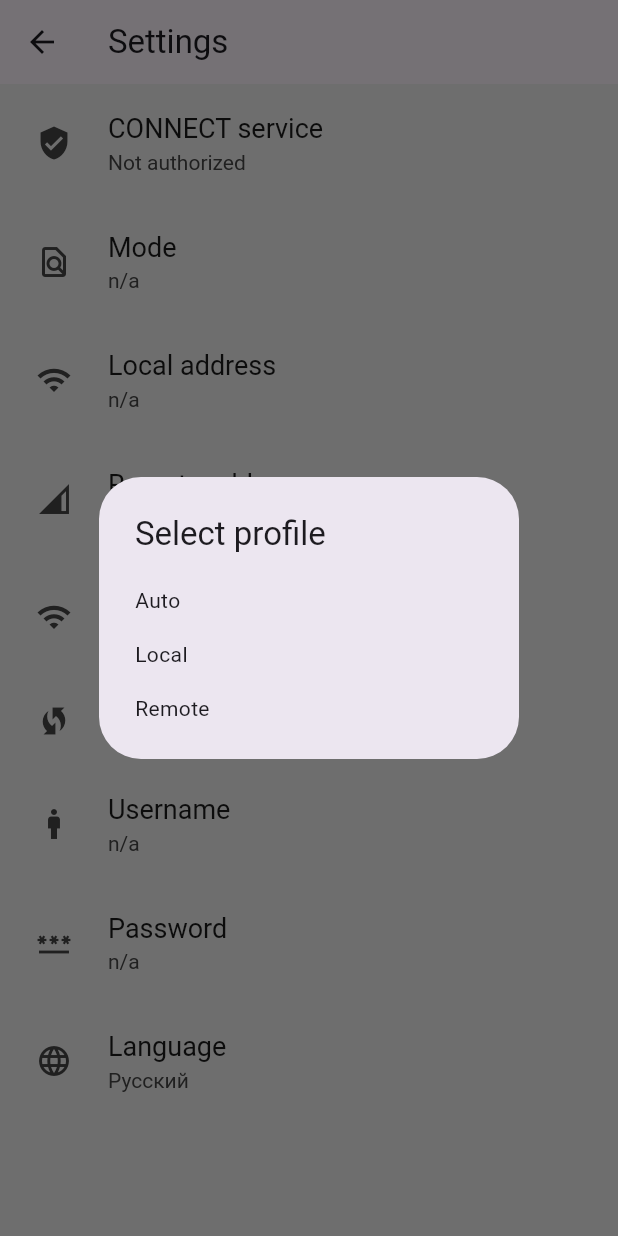
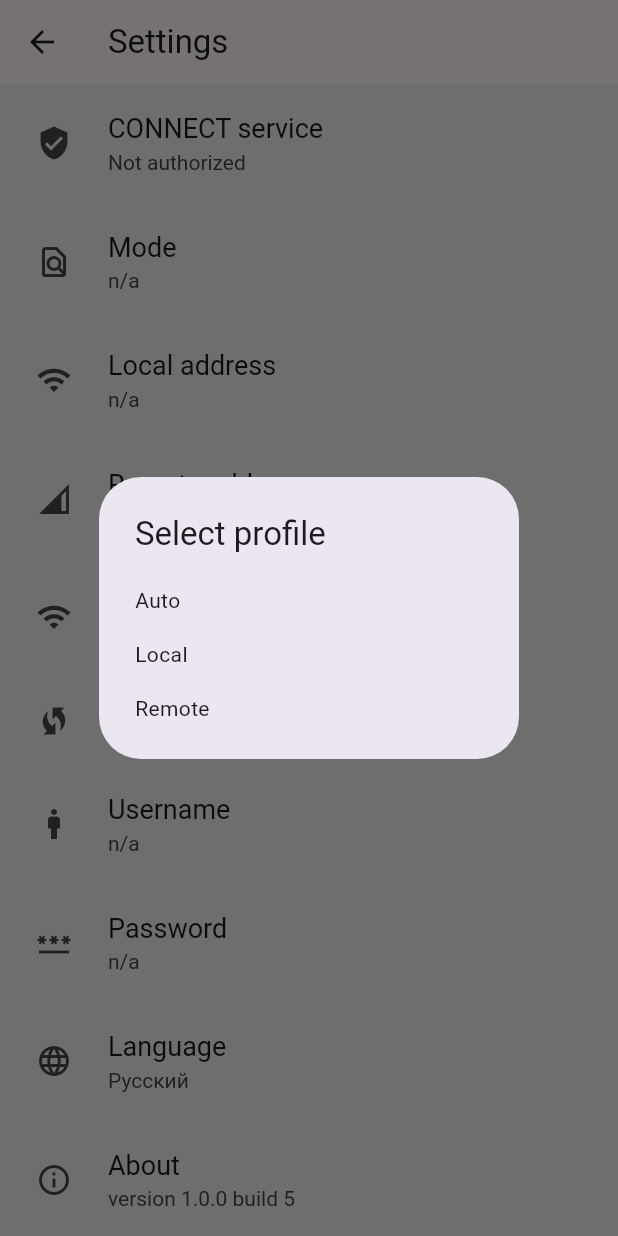
Before and after one commit to sergejey/majordomo_flutter_app, a Flutter app: the PageSettings screen opened directly, after a tap on "Mode", on a phone screen of 412 x 824 dp. Run offline on Flutter 3.47's test engine with Material 3 defaults, Android fonts, the phone set to English and light mode, and no system bars; drawn by our look-alikes of settings_ui; our stand-ins replace auto_size_text, connectivity_plus, firebase_core, firebase_messaging, flutter_local_notifications, flutter_speed_dial and 7 more; missing offline and left inert: flutter_fgbg, network_info_plus, oauth_webauth, prompt_dialog, responsive_grid_list; accounts and stored records are empty.

Commit message:
Отображение версии приложения в настройках

```diff
--- a/assets/lang/en_US.json
+++ b/assets/lang/en_US.json
@@ -19,6 +19,9 @@
   "russian": "Russian",
   "nav_settings": "Settings",
   "nav_work_modes": "Work modes",
+  "about_app": "About",
+  "app_version": "version",
+  "app_build": "build",
   "mode_system": "System",
   "mode_is_active": "Mode is active",
   "mode_is_inactive": "Mode is inactive",
--- a/assets/lang/ru_RU.json
+++ b/assets/lang/ru_RU.json
@@ -19,6 +19,9 @@
   "russian": "Русский",
   "nav_settings": "Настройки",
   "nav_work_modes": "Режимы работы",
+  "about_app": "О программе",
+  "app_version": "версия",
+  "app_build": "сборка",
   "mode_system": "Система",
   "mode_is_active": "Режим активен",
   "mode_is_inactive": "Режим не активен",
--- a/lib/pages/page_main.dart
+++ b/lib/pages/page_main.dart
@@ -128,14 +128,14 @@ class _MyHomePageState extends State<PageMain> {
                 devices: stateManager.pageMainDevicesNotifier.myDevices),
             floatingActionButtonLocation: FloatingActionButtonLocation.endFloat,
             floatingActionButton: SpeedDial(
-                icon: Icons.add,
-                activeIcon: Icons.close,
+                icon: Icons.info_outline,
+                activeIcon: Icons.info_outline,
                 spacing: 3,
                 childPadding: const EdgeInsets.all(5),
                 spaceBetweenChildren: 4,
                 openCloseDial: isDialOpen,
                 elevation: 8.0,
-                useRotationAnimation: true,
+                useRotationAnimation: false,
                 animationCurve: Curves.elasticInOut,
                 isOpenOnStart: false,
                 children: [
--- a/lib/pages/page_settings.dart
+++ b/lib/pages/page_settings.dart
@@ -13,6 +13,7 @@ import 'package:network_info_plus/network_info_plus.dart';
 import 'package:permission_handler/permission_handler.dart';
 import 'package:fluttertoast/fluttertoast.dart';
 import 'package:http/http.dart' as http;
+import 'package:package_info_plus/package_info_plus.dart';
 
 class PageSettings extends StatefulWidget {
   const PageSettings({super.key});
@@ -24,10 +25,27 @@ class PageSettings extends StatefulWidget {
 class _SettingsPageState extends State<PageSettings> {
   final stateManager = getIt<SettingsPageManager>();
 
+  PackageInfo _packageInfo = PackageInfo(
+    appName: 'Unknown',
+    packageName: 'Unknown',
+    version: 'Unknown',
+    buildNumber: 'Unknown',
+    buildSignature: 'Unknown',
+    installerStore: 'Unknown',
+  );
+
   @override
   void initState() {
     stateManager.initSettingsPageState();
     super.initState();
+    _initPackageInfo();
+  }
+
+  Future<void> _initPackageInfo() async {
+    final info = await PackageInfo.fromPlatform();
+    setState(() {
+      _packageInfo = info;
+    });
   }
 
   @override
@@ -45,6 +63,7 @@ class _SettingsPageState extends State<PageSettings> {
         builder: (context, value, child) {
           String connectAccessToken =
               stateManager.getAppSetting("connectAccessToken") ?? "";
+
           return Scaffold(
               appBar:
                   AppBar(title: Text("nav_settings".i18n([locale.toString()]))),
@@ -294,7 +313,12 @@ class _SettingsPageState extends State<PageSettings> {
                       );
                     },
                   ),
-                ])
+                  SettingsTile(
+                    title: Text('about_app'.i18n()),
+                    leading: const Icon(Icons.info_outline),
+                    value: Text('app_version'.i18n()+' '+_packageInfo.version+' '+'app_build'.i18n()+' '+_packageInfo.buildNumber)
+                  ),
+                ]),
               ]));
         });
   }
--- a/pubspec.yaml
+++ b/pubspec.yaml
@@ -16,7 +16,7 @@ publish_to: 'none' # Remove this line if you wish to publish to pub.dev
 # https://developer.apple.com/library/archive/documentation/General/Reference/InfoPlistKeyReference/Articles/CoreFoundationKeys.html
 # In Windows, build-name is used as the major, minor, and patch parts
 # of the product and file versions while build-number is used as the build suffix.
-version: 1.0.0+4
+version: 1.0.0+5
 
 environment:
   sdk: '>=3.0.0 <4.0.0'
@@ -58,6 +58,7 @@ dependencies:
     sdk: flutter
   firebase_messaging: ^14.7.10
   flutter_local_notifications: ^16.3.2
+  package_info_plus: ^5.0.1
 
 dev_dependencies:
   flutter_launcher_icons: "^0.13.1" # https://pub.dev/packages/flutter_launcher_icons
```
